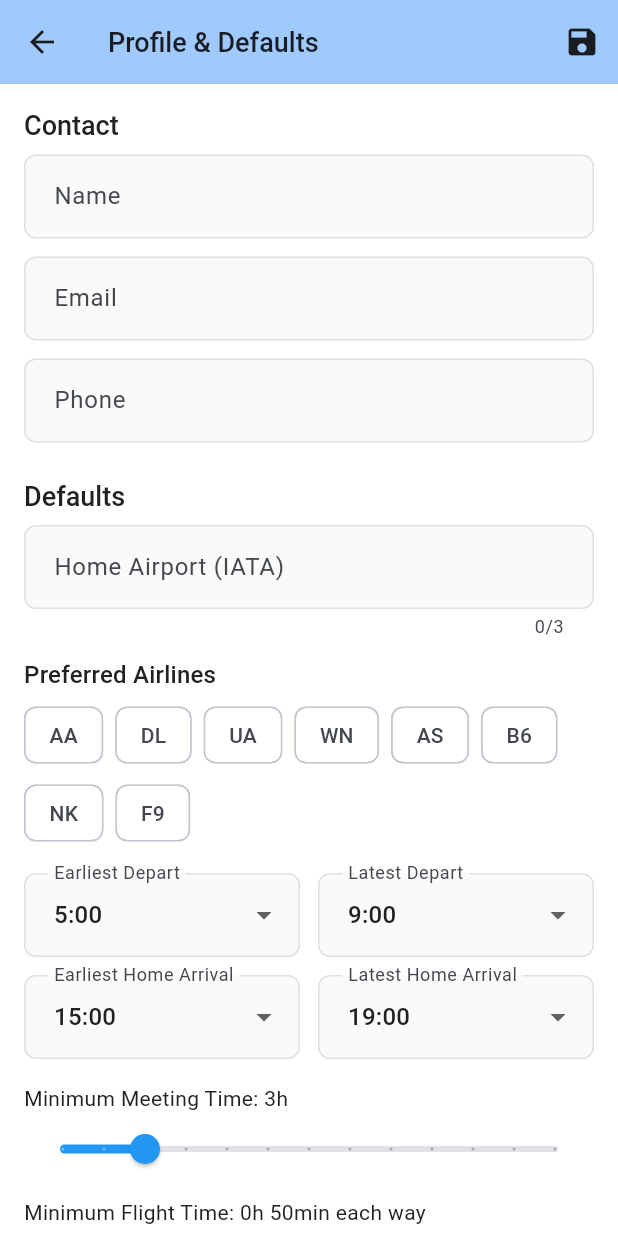
After one commit to jmdurant/SameDayClt, a Flutter app: the screen it shows after launch, after a tap on the "person" icon, on a phone screen of 412 x 824 dp. The commit adds this screen. Run offline on Flutter 3.47's test engine with Material 3 defaults, Android fonts, the phone set to English and light mode, and no system bars; our stand-ins replace dio, flutter_dotenv, geocoding, geolocator, google_maps_flutter, pdf and 5 more; missing offline and left inert: device_calendar, flutter_carplay, flutter_inappwebview, gemini_live, record; accounts and stored records are empty; network calls fail.

Commit message:
Add user profile defaults and profile screen

```diff
--- /dev/null
+++ b/same_day_trips_app/lib/models/user_profile.dart
@@ -0,0 +1,68 @@
+class UserProfile {
+  final String? name;
+  final String? email;
+  final String? phone;
+  final String? homeAirport;
+  final List<String> preferredAirlines;
+  final int? earliestDepart;
+  final int? departBy;
+  final int? returnAfter;
+  final int? returnBy;
+  final double? minGroundTime;
+  final int? minDuration;
+  final int? maxDuration;
+  final bool shareWithAssistant;
+
+  const UserProfile({
+    this.name,
+    this.email,
+    this.phone,
+    this.homeAirport,
+    this.preferredAirlines = const [],
+    this.earliestDepart,
+    this.departBy,
+    this.returnAfter,
+    this.returnBy,
+    this.minGroundTime,
+    this.minDuration,
+    this.maxDuration,
+    this.shareWithAssistant = false,
+  });
+
+  Map<String, dynamic> toJson() => {
+        'name': name,
+        'email': email,
+        'phone': phone,
+        'homeAirport': homeAirport,
+        'preferredAirlines': preferredAirlines,
+        'earliestDepart': earliestDepart,
+        'departBy': departBy,
+        'returnAfter': returnAfter,
+        'returnBy': returnBy,
+        'minGroundTime': minGroundTime,
+        'minDuration': minDuration,
+        'maxDuration': maxDuration,
+        'shareWithAssistant': shareWithAssistant,
+      };
+
+  factory UserProfile.fromJson(Map<String, dynamic> json) {
+    return UserProfile(
+      name: json['name'] as String?,
+      email: json['email'] as String?,
+      phone: json['phone'] as String?,
+      homeAirport: json['homeAirport'] as String?,
+      preferredAirlines: (json['preferredAirlines'] as List<dynamic>?)
+              ?.map((e) => e.toString())
+              .toList() ??
+          const [],
+      earliestDepart: json['earliestDepart'] as int?,
+      departBy: json['departBy'] as int?,
+      returnAfter: json['returnAfter'] as int?,
+      returnBy: json['returnBy'] as int?,
+      minGroundTime: (json['minGroundTime'] as num?)?.toDouble(),
+      minDuration: json['minDuration'] as int?,
+      maxDuration: json['maxDuration'] as int?,
+      shareWithAssistant: json['shareWithAssistant'] as bool? ?? false,
+    );
+  }
+}
--- /dev/null
+++ b/same_day_trips_app/lib/screens/profile_screen.dart
@@ -0,0 +1,291 @@
+import 'package:flutter/material.dart';
+import '../models/user_profile.dart';
+import '../services/user_profile_service.dart';
+import '../theme/app_colors.dart';
+
+class ProfileScreen extends StatefulWidget {
+  const ProfileScreen({super.key});
+
+  @override
+  State<ProfileScreen> createState() => _ProfileScreenState();
+}
+
+class _ProfileScreenState extends State<ProfileScreen> {
+  final _formKey = GlobalKey<FormState>();
+  final _service = UserProfileService();
+
+  final _nameCtrl = TextEditingController();
+  final _emailCtrl = TextEditingController();
+  final _phoneCtrl = TextEditingController();
+  final _homeCtrl = TextEditingController();
+
+  final List<String> _airlineOptions = ['AA', 'DL', 'UA', 'WN', 'AS', 'B6', 'NK', 'F9'];
+  final List<String> _selectedAirlines = [];
+
+  int _earliestDepart = 5;
+  int _departBy = 9;
+  int _returnAfter = 15;
+  int _returnBy = 19;
+  double _minGroundTime = 3.0;
+  int _minDuration = 50;
+  int _maxDuration = 204;
+  bool _shareWithAssistant = false;
+
+  bool _loading = true;
+
+  @override
+  void initState() {
+    super.initState();
+    _loadProfile();
+  }
+
+  Future<void> _loadProfile() async {
+    final profile = await _service.load();
+    if (profile != null) {
+      _nameCtrl.text = profile.name ?? '';
+      _emailCtrl.text = profile.email ?? '';
+      _phoneCtrl.text = profile.phone ?? '';
+      _homeCtrl.text = profile.homeAirport ?? '';
+      _selectedAirlines
+        ..clear()
+        ..addAll(profile.preferredAirlines);
+      _earliestDepart = profile.earliestDepart ?? _earliestDepart;
+      _departBy = profile.departBy ?? _departBy;
+      _returnAfter = profile.returnAfter ?? _returnAfter;
+      _returnBy = profile.returnBy ?? _returnBy;
+      _minGroundTime = profile.minGroundTime ?? _minGroundTime;
+      _minDuration = profile.minDuration ?? _minDuration;
+      _maxDuration = profile.maxDuration ?? _maxDuration;
+      _shareWithAssistant = profile.shareWithAssistant;
+    }
+    setState(() => _loading = false);
+  }
+
+  Future<void> _saveProfile() async {
+    if (!_formKey.currentState!.validate()) return;
+    final profile = UserProfile(
+      name: _nameCtrl.text.trim().isEmpty ? null : _nameCtrl.text.trim(),
+      email: _emailCtrl.text.trim().isEmpty ? null : _emailCtrl.text.trim(),
+      phone: _phoneCtrl.text.trim().isEmpty ? null : _phoneCtrl.text.trim(),
+      homeAirport: _homeCtrl.text.trim().isEmpty ? null : _homeCtrl.text.trim().toUpperCase(),
+      preferredAirlines: List<String>.from(_selectedAirlines),
+      earliestDepart: _earliestDepart,
+      departBy: _departBy,
+      returnAfter: _returnAfter,
+      returnBy: _returnBy,
+      minGroundTime: _minGroundTime,
+      minDuration: _minDuration,
+      maxDuration: _maxDuration,
+      shareWithAssistant: _shareWithAssistant,
+    );
+    await _service.save(profile);
+    if (mounted) {
+      ScaffoldMessenger.of(context).showSnackBar(
+        SnackBar(
+          content: const Text('Profile saved'),
+          backgroundColor: context.successColor,
+          duration: const Duration(seconds: 2),
+        ),
+      );
+      Navigator.pop(context, profile);
+    }
+  }
+
+  String _formatHours(double hours) {
+    final h = hours.floor();
+    final m = ((hours - h) * 60).round();
+    if (m == 0) return '${h}h';
+    return '${h}h ${m}min';
+  }
+
+  @override
+  Widget build(BuildContext context) {
+    return Scaffold(
+      appBar: AppBar(
+        title: const Text('Profile & Defaults'),
+        backgroundColor: Theme.of(context).colorScheme.inversePrimary,
+        actions: [
+          IconButton(
+            icon: const Icon(Icons.save),
+            onPressed: _saveProfile,
+          ),
+        ],
+      ),
+      body: _loading
+          ? const Center(child: CircularProgressIndicator())
+          : SingleChildScrollView(
+              padding: const EdgeInsets.all(16),
+              child: Form(
+                key: _formKey,
+                child: Column(
+                  crossAxisAlignment: CrossAxisAlignment.start,
+                  children: [
+                    Text('Contact', style: Theme.of(context).textTheme.titleLarge),
+                    const SizedBox(height: 8),
+                    TextFormField(
+                      controller: _nameCtrl,
+                      decoration: const InputDecoration(labelText: 'Name', border: OutlineInputBorder()),
+                    ),
+                    const SizedBox(height: 12),
+                    TextFormField(
+                      controller: _emailCtrl,
+                      decoration: const InputDecoration(labelText: 'Email', border: OutlineInputBorder()),
+                      keyboardType: TextInputType.emailAddress,
+                    ),
+                    const SizedBox(height: 12),
+                    TextFormField(
+                      controller: _phoneCtrl,
+                      decoration: const InputDecoration(labelText: 'Phone', border: OutlineInputBorder()),
+                      keyboardType: TextInputType.phone,
+                    ),
+                    const SizedBox(height: 24),
+                    Text('Defaults', style: Theme.of(context).textTheme.titleLarge),
+                    const SizedBox(height: 8),
+                    TextFormField(
+                      controller: _homeCtrl,
+                      decoration: const InputDecoration(labelText: 'Home Airport (IATA)', border: OutlineInputBorder()),
+                      textCapitalization: TextCapitalization.characters,
+                      maxLength: 3,
+                      validator: (v) {
+                        if (v == null || v.isEmpty) return null;
+                        if (v.length != 3) return '3-letter code';
+                        return null;
+                      },
+                    ),
+                    const SizedBox(height: 12),
+                    Text('Preferred Airlines', style: Theme.of(context).textTheme.titleMedium),
+                    const SizedBox(height: 4),
+                    Wrap(
+                      spacing: 8,
+                      runSpacing: 4,
+                      children: _airlineOptions.map((code) {
+                        final selected = _selectedAirlines.contains(code);
+                        return FilterChip(
+                          label: Text(code),
+                          selected: selected,
+                          onSelected: (val) {
+                            setState(() {
+                              if (val) {
+                                _selectedAirlines.add(code);
+                              } else {
+                                _selectedAirlines.remove(code);
+                              }
+                            });
+                          },
+                        );
+                      }).toList(),
+                    ),
+                    const SizedBox(height: 16),
+                    Row(
+                      children: [
+                        Expanded(
+                          child: DropdownButtonFormField<int>(
+                            value: _earliestDepart,
+                            decoration: const InputDecoration(labelText: 'Earliest Depart', border: OutlineInputBorder()),
+                            items: List.generate(12, (i) => i + 5)
+                                .map((h) => DropdownMenuItem(value: h, child: Text('${h}:00')))
+                                .toList(),
+                            onChanged: (v) => setState(() => _earliestDepart = v ?? _earliestDepart),
+                          ),
+                        ),
+                        const SizedBox(width: 12),
+                        Expanded(
+                          child: DropdownButtonFormField<int>(
+                            value: _departBy,
+                            decoration: const InputDecoration(labelText: 'Latest Depart', border: OutlineInputBorder()),
+                            items: List.generate(12, (i) => i + 5)
+                                .map((h) => DropdownMenuItem(value: h, child: Text('${h}:00')))
+                                .toList(),
+                            onChanged: (v) => setState(() => _departBy = v ?? _departBy),
+                          ),
+                        ),
+                      ],
+                    ),
+                    const SizedBox(height: 12),
+                    Row(
+                      children: [
+                        Expanded(
+                          child: DropdownButtonFormField<int>(
+                            value: _returnAfter,
+                            decoration: const InputDecoration(labelText: 'Earliest Home Arrival', border: OutlineInputBorder()),
+                            items: List.generate(10, (i) => i + 14)
+                                .map((h) => DropdownMenuItem(value: h, child: Text('${h}:00')))
+                                .toList(),
+                            onChanged: (v) => setState(() => _returnAfter = v ?? _returnAfter),
+                          ),
+                        ),
+                        const SizedBox(width: 12),
+                        Expanded(
+                          child: DropdownButtonFormField<int>(
+                            value: _returnBy,
+                            decoration: const InputDecoration(labelText: 'Latest Home Arrival', border: OutlineInputBorder()),
+                            items: List.generate(8, (i) => i + 17)
+                                .map((h) => DropdownMenuItem(value: h, child: Text('${h}:00')))
+                                .toList(),
+                            onChanged: (v) => setState(() => _returnBy = v ?? _returnBy),
+                          ),
+                        ),
+                      ],
+                    ),
+                    const SizedBox(height: 16),
+                    Text('Minimum Meeting Time: ${_formatHours(_minGroundTime)}'),
+                    Slider(
+                      value: _minGroundTime,
+                      min: 2,
+                      max: 8,
+                      divisions: 12,
+                      label: _formatHours(_minGroundTime),
+                      onChanged: (v) => setState(() => _minGroundTime = v),
+                    ),
+                    const SizedBox(height: 8),
+                    Text('Minimum Flight Time: ${_formatHours(_minDuration / 60)} each way'),
+                    Slider(
+                      value: _minDuration.toDouble(),
+                      min: 30,
+                      max: 180,
+                      divisions: 15,
+                      label: _formatHours(_minDuration / 60),
+                      onChanged: (v) {
+                        setState(() {
+                          _minDuration = v.toInt();
+                          if (_maxDuration < _minDuration) {
+                            _maxDuration = _minDuration;
+                          }
+                        });
+                      },
+                    ),
+                    const SizedBox(height: 8),
+                    Text('Maximum Flight Time: ${_formatHours(_maxDuration / 60)} each way'),
+                    Slider(
+                      value: _maxDuration.toDouble(),
+                      min: _minDuration.toDouble(),
+                      max: 300,
+                      divisions: 24,
+                      label: _formatHours(_maxDuration / 60),
+                      onChanged: (v) => setState(() => _maxDuration = v.toInt()),
+                    ),
+                    const SizedBox(height: 12),
+                    SwitchListTile(
+                      title: const Text('Share profile with assistant'),
+                      value: _shareWithAssistant,
+                      onChanged: (v) => setState(() => _shareWithAssistant = v),
+                    ),
+                    const SizedBox(height: 24),
+                    SizedBox(
+                      width: double.infinity,
+                      child: ElevatedButton.icon(
+                        onPressed: _saveProfile,
+                        icon: const Icon(Icons.save),
+                        label: const Text('Save'),
+                        style: ElevatedButton.styleFrom(
+                          padding: const EdgeInsets.all(14),
+                        ),
+                      ),
+                    ),
+                  ],
+                ),
+              ),
+            ),
+    );
+  }
+}
--- a/same_day_trips_app/lib/screens/route_viewer_screen.dart
+++ b/same_day_trips_app/lib/screens/route_viewer_screen.dart
@@ -47,10 +47,19 @@ class _RouteViewerScreenState extends State<RouteViewerScreen> {
 
     print('📅 Loading flights for week starting ${DateFormat('MMM d').format(widget.weekStart)}');
 
+    final today = DateTime.now();
+    final todayMidnight = DateTime(today.year, today.month, today.day);
+
     // Make API calls for each day of the week
     for (int dayIndex = 0; dayIndex < 7; dayIndex++) {
       final date = widget.weekStart.add(Duration(days: dayIndex));
       final dateStr = DateFormat('yyyy-MM-dd').format(date);
+
+      // Skip past dates - Duffel doesn't allow searching for flights in the past
+      if (date.isBefore(todayMidnight)) {
+        print('  Day ${dayIndex + 1}: ${DateFormat('E MMM d').format(date)} - SKIPPED (past date)');
+        continue;
+      }
 
       print('  Day ${dayIndex + 1}: ${DateFormat('E MMM d').format(date)}');
 
--- a/same_day_trips_app/lib/screens/search_screen.dart
+++ b/same_day_trips_app/lib/screens/search_screen.dart
@@ -9,10 +9,13 @@ import '../models/stop.dart';
 import '../models/flight_offer.dart';
 import '../theme/app_colors.dart';
 import '../theme/theme_provider.dart';
+import '../services/user_profile_service.dart';
+import '../models/user_profile.dart';
 import 'results_screen.dart';
 import 'voice_assistant_screen.dart';
 import 'saved_agendas_screen.dart';
 import 'route_viewer_screen.dart';
+import 'profile_screen.dart';
 
 class SearchScreen extends StatefulWidget {
   const SearchScreen({super.key});
@@ -27,6 +30,7 @@ class _SearchScreenState extends State<SearchScreen> {
   final _formKey = GlobalKey<FormState>();
   final _apiService = ApiService();
   final _amadeusService = AmadeusService();
+  final _profileService = UserProfileService();
 
   // Trip mode
   TripMode _tripMode = TripMode.sameDay;
@@ -56,12 +60,14 @@ class _SearchScreenState extends State<SearchScreen> {
   String? _detectError;
   final TextEditingController _originController = TextEditingController();
   final TextEditingController _destinationController = TextEditingController();
+  UserProfile? _profile;
 
   @override
   void initState() {
     super.initState();
     _originController.text = _origin;
     _destinationController.text = _destination;
+    _loadProfileDefaults();
     _autoDetectHomeAirport();
   }
 
@@ -70,6 +76,30 @@ class _SearchScreenState extends State<SearchScreen> {
     _originController.dispose();
     _destinationController.dispose();
     super.dispose();
+  }
+
+  Future<void> _loadProfileDefaults() async {
+    final profile = await _profileService.load();
+    if (profile == null) return;
+    _profile = profile;
+    setState(() {
+      if (profile.homeAirport != null && profile.homeAirport!.length == 3) {
+        _origin = profile.homeAirport!.toUpperCase();
+        _originController.text = _origin;
+      }
+      if (profile.preferredAirlines.isNotEmpty) {
+        _selectedAirlines
+          ..clear()
+          ..addAll(profile.preferredAirlines.map((c) => c.toUpperCase()));
+      }
+      _earliestDepart = profile.earliestDepart ?? _earliestDepart;
+      _departBy = profile.departBy ?? _departBy;
+      _returnAfter = profile.returnAfter ?? _returnAfter;
+      _returnBy = profile.returnBy ?? _returnBy;
+      _minGroundTime = profile.minGroundTime ?? _minGroundTime;
+      _minDuration = profile.minDuration ?? _minDuration;
+      _maxDuration = profile.maxDuration ?? _maxDuration;
+    });
   }
 
   // Helper function to convert decimal hours to "Xh Ymin" format
@@ -286,6 +316,19 @@ class _SearchScreenState extends State<SearchScreen> {
         title: const Text('Same-Day Business Trips'),
         backgroundColor: Theme.of(context).colorScheme.inversePrimary,
         actions: [
+          IconButton(
+            icon: const Icon(Icons.person),
+            tooltip: 'Profile & Defaults',
+            onPressed: () async {
+              final result = await Navigator.push(
+                context,
+                MaterialPageRoute(builder: (_) => const ProfileScreen()),
+              );
+              if (result is UserProfile) {
+                _loadProfileDefaults();
+              }
+            },
+          ),
           IconButton(
             icon: Icon(
               context.isDarkMode ? Icons.light_mode : Icons.dark_mode,
--- /dev/null
+++ b/same_day_trips_app/lib/services/user_profile_service.dart
@@ -0,0 +1,24 @@
+import 'dart:convert';
+import 'package:shared_preferences/shared_preferences.dart';
+import '../models/user_profile.dart';
+
+class UserProfileService {
+  static const _key = 'user_profile_v1';
+
+  Future<UserProfile?> load() async {
+    final prefs = await SharedPreferences.getInstance();
+    final raw = prefs.getString(_key);
+    if (raw == null) return null;
+    try {
+      final map = jsonDecode(raw) as Map<String, dynamic>;
+      return UserProfile.fromJson(map);
+    } catch (_) {
+      return null;
+    }
+  }
+
+  Future<void> save(UserProfile profile) async {
+    final prefs = await SharedPreferences.getInstance();
+    await prefs.setString(_key, jsonEncode(profile.toJson()));
+  }
+}
```
